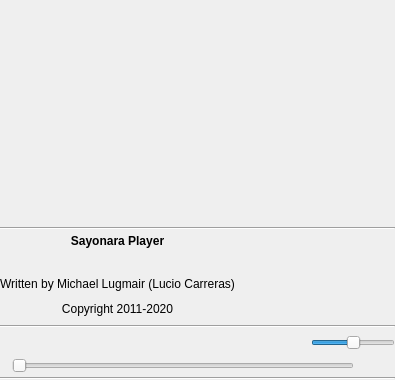
Inferno214221/sayonara-player, file src/Gui/Player/GUI_ControlsNew.ui: the form before one commit.
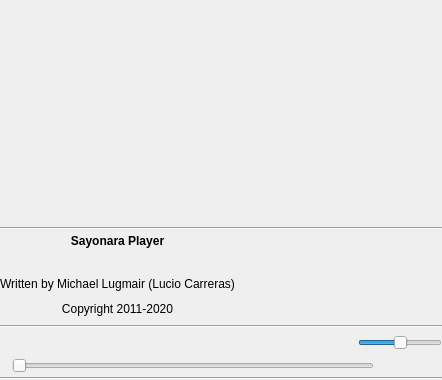
The form after the commit. Icons and pictures are not drawn. Custom widgets are drawn as their Qt base class.

Commit message: rename widgets in controls

Patch:
```diff
--- a/src/Gui/Player/GUI_ControlsNew.ui
+++ b/src/Gui/Player/GUI_ControlsNew.ui
@@ -6,7 +6,7 @@
    <rect>
     <x>0</x>
     <y>0</y>
-    <width>395</width>
+    <width>442</width>
     <height>380</height>
    </rect>
   </property>
@@ -61,7 +61,7 @@
       </widget>
      </item>
      <item>
-      <widget class="Gui::SearchSlider" name="sli_progress">
+      <widget class="Gui::SearchSlider" name="sliProgress">
        <property name="sizePolicy">
         <sizepolicy hsizetype="MinimumExpanding" vsizetype="Fixed">
          <horstretch>0</horstretch>
@@ -83,7 +83,7 @@
       <widget class="QLabel" name="lab_max_time">
        <property name="minimumSize">
         <size>
-         <width>36</width>
+         <width>63</width>
          <height>0</height>
         </size>
        </property>
@@ -315,7 +315,7 @@
       </widget>
      </item>
      <item>
-      <widget class="Gui::SearchSlider" name="sli_volume">
+      <widget class="Gui::SearchSlider" name="sliVolume">
        <property name="enabled">
         <bool>true</bool>
        </property>
@@ -359,7 +359,7 @@
       <number>3</number>
      </property>
      <item row="1" column="1">
-      <widget class="Gui::FloatingLabel" name="lab_artist">
+      <widget class="Gui::FloatingLabel" name="labArtist">
        <property name="sizePolicy">
         <sizepolicy hsizetype="Preferred" vsizetype="Preferred">
          <horstretch>0</horstretch>
@@ -484,7 +484,7 @@
       </widget>
      </item>
      <item row="0" column="1">
-      <widget class="Gui::FloatingLabel" name="lab_title">
+      <widget class="Gui::FloatingLabel" name="labTitle">
        <property name="sizePolicy">
         <sizepolicy hsizetype="Preferred" vsizetype="Preferred">
          <horstretch>0</horstretch>
@@ -512,7 +512,7 @@
       </widget>
      </item>
      <item row="2" column="1">
-      <widget class="Gui::FloatingLabel" name="lab_album">
+      <widget class="Gui::FloatingLabel" name="labAlbum">
        <property name="sizePolicy">
         <sizepolicy hsizetype="Preferred" vsizetype="Preferred">
          <horstretch>0</horstretch>
@@ -659,7 +659,7 @@
       </spacer>
      </item>
      <item>
-      <widget class="Gui::CoverButton" name="btn_cover">
+      <widget class="Gui::CoverButton" name="btnCover">
        <property name="sizePolicy">
         <sizepolicy hsizetype="Expanding" vsizetype="Expanding">
          <horstretch>0</horstretch>
```
Left out of the diff: 38 changed lines with no effect on the pictures. The commit also changes 19 other files.
